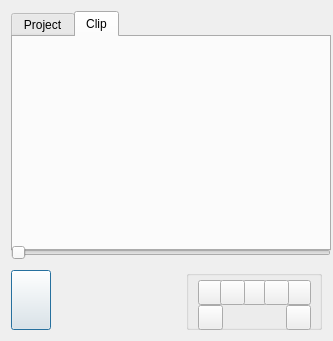
Above: src/gui/ui/PreviewWidget.ui from VLMC/vlmc before the change. Below: the same form after it.
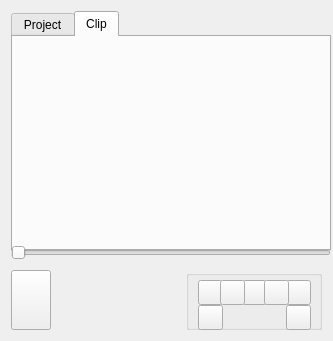
That is the form after the change. The open tabs and pages were chosen to show the change. Icons and pictures are not drawn. Custom widgets are drawn as their Qt base class.

Commit message: Converting PreviewWidget to QWidget instead of QDialog

```diff
--- a/src/gui/ui/PreviewWidget.ui
+++ b/src/gui/ui/PreviewWidget.ui
@@ -1,7 +1,7 @@
 <?xml version="1.0" encoding="UTF-8"?>
 <ui version="4.0">
  <class>PreviewWidget</class>
- <widget class="QDialog" name="PreviewWidget">
+ <widget class="QWidget" name="PreviewWidget">
   <property name="windowModality">
    <enum>Qt::ApplicationModal</enum>
   </property>
@@ -26,10 +26,7 @@
    </size>
   </property>
   <property name="windowTitle">
-   <string>Dialog</string>
-  </property>
-  <property name="sizeGripEnabled">
-   <bool>false</bool>
+   <string>Preview</string>
   </property>
   <layout class="QGridLayout" name="gridLayout">
    <item row="0" column="0">
```
Left out of the diff: 2 changed lines with no effect on the pictures. The commit also changes 2 other files.
